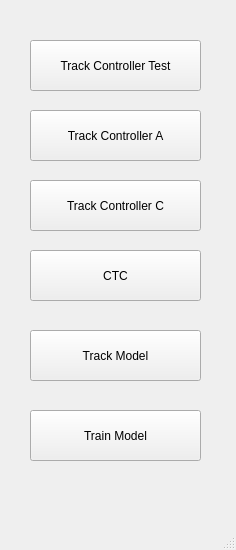
This is mini_launcher.ui in LucasZ99/ECE1140SystemsEngineeringProject as Qt 5 draws it before an edit. The edited form follows.
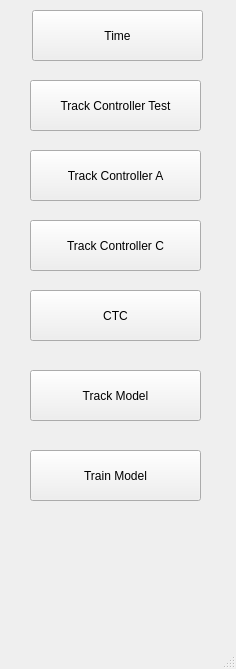
This is the edited form.

Commit message: added system time to mini launcher

```diff
--- a/mini_launcher.ui
+++ b/mini_launcher.ui
@@ -7,7 +7,7 @@
     <x>0</x>
     <y>0</y>
     <width>236</width>
-    <height>550</height>
+    <height>669</height>
    </rect>
   </property>
   <property name="windowTitle">
@@ -18,7 +18,7 @@
     <property name="geometry">
      <rect>
       <x>30</x>
-      <y>40</y>
+      <y>80</y>
       <width>171</width>
       <height>51</height>
      </rect>
@@ -31,7 +31,7 @@
     <property name="geometry">
      <rect>
       <x>30</x>
-      <y>110</y>
+      <y>150</y>
       <width>171</width>
       <height>51</height>
      </rect>
@@ -44,7 +44,7 @@
     <property name="geometry">
      <rect>
       <x>30</x>
-      <y>180</y>
+      <y>220</y>
       <width>171</width>
       <height>51</height>
      </rect>
@@ -57,7 +57,7 @@
     <property name="geometry">
      <rect>
       <x>30</x>
-      <y>250</y>
+      <y>290</y>
       <width>171</width>
       <height>51</height>
      </rect>
@@ -70,7 +70,7 @@
     <property name="geometry">
      <rect>
       <x>30</x>
-      <y>330</y>
+      <y>370</y>
       <width>171</width>
       <height>51</height>
      </rect>
@@ -83,7 +83,7 @@
     <property name="geometry">
      <rect>
       <x>30</x>
-      <y>410</y>
+      <y>450</y>
       <width>171</width>
       <height>51</height>
      </rect>
@@ -92,6 +92,19 @@
      <string>Train Model</string>
     </property>
    </widget>
+   <widget class="QPushButton" name="time_button">
+    <property name="geometry">
+     <rect>
+      <x>32</x>
+      <y>10</y>
+      <width>171</width>
+      <height>51</height>
+     </rect>
+    </property>
+    <property name="text">
+     <string>Time</string>
+    </property>
+   </widget>
   </widget>
   <widget class="QMenuBar" name="menubar">
    <property name="geometry">
```
The commit also changes 5 other files.
